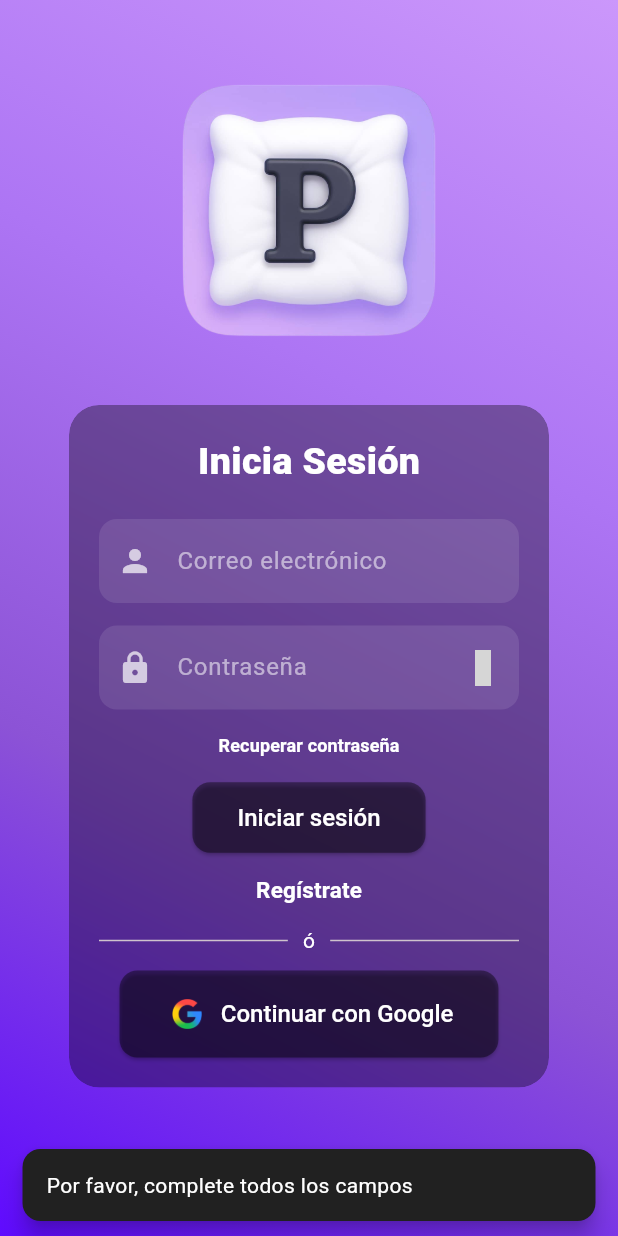
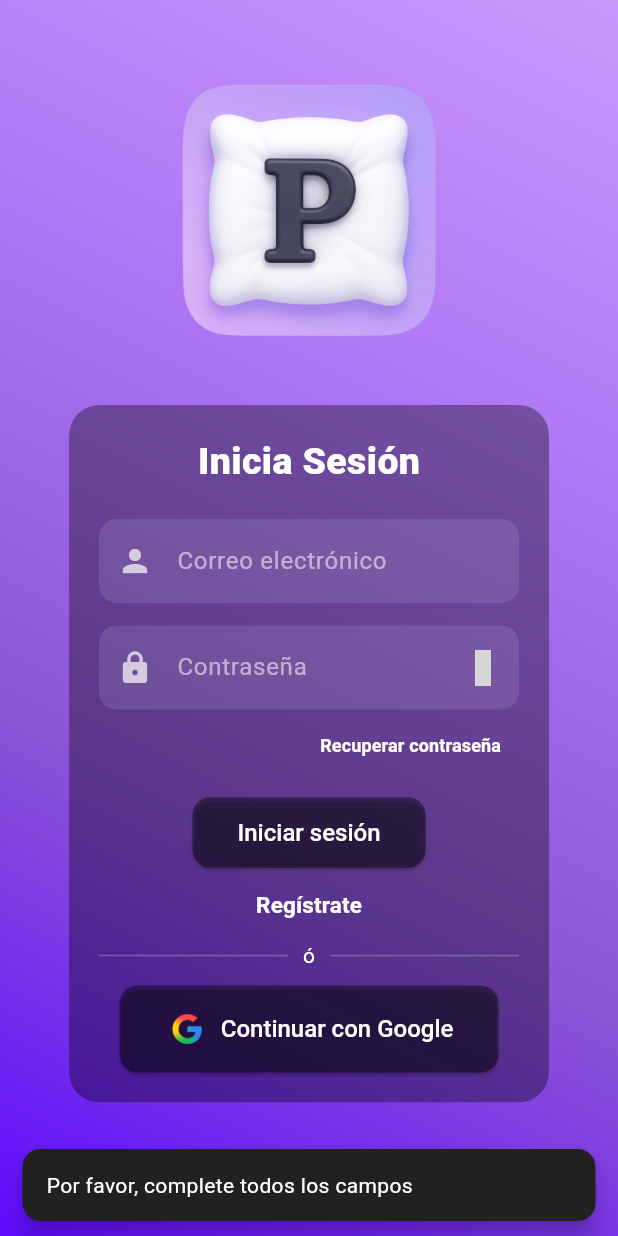
Before and after one commit to Whadyjm/reverie, a Flutter app: the LoginScreen screen opened directly, after a tap on "Iniciar sesión", on a phone screen of 412 x 824 dp. Run offline on Flutter 3.47's test engine with Material 3 defaults, Android fonts, the phone set to English and light mode, and no system bars; our stand-ins replace animate_do, blur, cloud_firestore, custom_rating_bar, easy_date_timeline, firebase_auth and 7 more; accounts and stored records are empty; grey boxes are pictures that could not be loaded.

Commit message:
mejoras de optimizacion en el loginscreen

```diff
--- a/lib/auth/auth_process.dart
+++ b/lib/auth/auth_process.dart
@@ -96,7 +96,7 @@ class AuthProcess {
     }
   }
 
-  static void login(
+  static Future<void> login(
     BuildContext context,
     TextEditingController emailController,
     TextEditingController passwordController,
@@ -213,7 +213,7 @@ class AuthProcess {
     }
   }
 
-  static void googleSignIn (
+  static Future<void> googleSignIn (
     BuildContext context,
     setState,
     isLoading,
--- a/lib/screens/login_screen.dart
+++ b/lib/screens/login_screen.dart
@@ -10,28 +10,47 @@ import '../widgets/custom_button.dart';
 import '../widgets/custom_textfield.dart';
 
 class LoginScreen extends StatefulWidget {
+  const LoginScreen({super.key});
+
   @override
   State<LoginScreen> createState() => _LoginScreenState();
 }
 
 class _LoginScreenState extends State<LoginScreen> {
+  final TextEditingController emailController = TextEditingController();
+  final TextEditingController passwordController = TextEditingController();
+  final TextEditingController nameController = TextEditingController();
+
   bool hidePassword = true;
   bool isLoading = false;
   bool isLoadingGoogle = false;
-  TextEditingController emailController = TextEditingController();
-  TextEditingController passwordController = TextEditingController();
-  TextEditingController nameController = TextEditingController();
+
+  Future<void> _handleLogin() async {
+    setState(() => isLoading = true);
+    await AuthProcess.login(
+      context,
+      emailController,
+      passwordController,
+      setState,
+      isLoading,
+    );
+    if (mounted) setState(() => isLoading = false);
+  }
+
+  Future<void> _handleGoogleSignIn() async {
+    setState(() => isLoadingGoogle = true);
+    await AuthProcess.googleSignIn(context, setState, isLoading);
+  }
 
   @override
   Widget build(BuildContext context) {
+    final mediaHeight = MediaQuery.of(context).size.height;
+
     return WillPopScope(
-      onWillPop: () async {
-        return false;
-      },
-      child: SafeArea(
+      onWillPop: () async => false,
       child: Scaffold(
         body: Container(
-            height: MediaQuery.of(context).size.height,
+          height: mediaHeight,
           decoration: const BoxDecoration(
             gradient: LinearGradient(
               begin: Alignment.bottomLeft,
@@ -39,14 +58,26 @@ class _LoginScreenState extends State<LoginScreen> {
               colors: Gradients.loginBackground,
             ),
           ),
+          child: SafeArea(
             child: SingleChildScrollView(
+              physics: const BouncingScrollPhysics(),
               child: Column(
-                mainAxisAlignment: MainAxisAlignment.center,
                 children: [
                   const SizedBox(height: 40),
                   Image.asset('assets/pillow_icon.png', height: 200),
                   const SizedBox(height: 30),
-                  Center(
+                  _buildLoginCard(),
+                ],
+              ),
+            ),
+          ),
+        ),
+      ),
+    );
+  }
+
+  Widget _buildLoginCard() {
+    return Center(
       child: ClipRRect(
         borderRadius: BorderRadius.circular(20.0),
         child: BackdropFilter(
@@ -66,36 +97,33 @@ class _LoginScreenState extends State<LoginScreen> {
                   style: RobotoTextStyle.titleStyle(Colors.white),
                 ),
                 const SizedBox(height: 20),
-                              // Email Field
+
                 CustomTextField(
                   hintText: 'Correo electrónico',
                   icon: Icons.person,
-                                obscureText: false,
-                                controller: emailController,
+                  controller: emailController, obscureText: false,
                 ),
                 const SizedBox(height: 15),
-                              // Password Field
+
                 CustomTextField(
                   hintText: 'Contraseña',
                   icon: Icons.lock,
+                  controller: passwordController,
+                  obscureText: hidePassword,
                   suffixIcon: IconButton(
-                                  onPressed: () {
-                                    setState(() {
-                                      hidePassword = !hidePassword;
-                                    });
-                                  },
+                    onPressed: () =>
+                        setState(() => hidePassword = !hidePassword),
                     icon: Icon(
-                                    hidePassword
-                                        ? Iconsax.eye
-                                        : Iconsax.eye_slash,
+                      hidePassword ? Iconsax.eye : Iconsax.eye_slash,
                       color: Colors.white70,
                     ),
                   ),
-                                obscureText: hidePassword,
-                                controller: passwordController,
                 ),
-                              TextButton(
-                                onPressed: () async {
+
+                Align(
+                  alignment: Alignment.centerRight,
+                  child: TextButton(
+                    onPressed: () {
                       ForgotPasswordModalSheet.show(
                         context,
                         isLoading,
@@ -105,36 +133,28 @@ class _LoginScreenState extends State<LoginScreen> {
                     },
                     child: Text(
                       'Recuperar contraseña',
-                                  style: RobotoTextStyle.small2TextStyle(
-                                    Colors.white,
+                      style: RobotoTextStyle.small2TextStyle(Colors.white),
                     ),
                   ),
                 ),
+
+                const SizedBox(height: 10),
+
                 isLoading
-                                  ? SizedBox(
+                    ? const SizedBox(
                   width: 25,
                   height: 25,
                   child: CircularProgressIndicator(
                     strokeWidth: 4,
-                                      valueColor: AlwaysStoppedAnimation<Color>(
-                                        Colors.purple.shade300,
-                                      ),
+                    valueColor:
+                    AlwaysStoppedAnimation<Color>(Colors.purple),
                   ),
                 )
                     : CustomButton(
                   text: 'Iniciar sesión',
-                                    onPressed: () async {
-                                      setState(() {
-                                        AuthProcess.login(
-                                          context,
-                                          emailController,
-                                          passwordController,
-                                          setState,
-                                          isLoading,
-                                        );
-                                      });
-                                    },
+                  onPressed: _handleLogin,
                 ),
+
                 TextButton(
                   onPressed: () {
                     RegisterModalSheet().show(
@@ -149,58 +169,34 @@ class _LoginScreenState extends State<LoginScreen> {
                   },
                   child: Text(
                     'Regístrate',
-                                  style: RobotoTextStyle.subtitleStyle(
-                                    Colors.white,
+                    style: RobotoTextStyle.subtitleStyle(Colors.white),
                   ),
                 ),
-                              ),
+
                 Row(
                   mainAxisAlignment: MainAxisAlignment.center,
-                                children: [
-                                  Expanded(child: const Divider()),
-                                  const SizedBox(width: 10),
-                                  const Text(
-                                    'ó',
-                                    style: TextStyle(color: Colors.white),
-                                  ),
-                                  const SizedBox(width: 10),
-                                  Expanded(child: const Divider()),
+                  children: const [
+                    Expanded(child: Divider(color: Colors.white24)),
+                    SizedBox(width: 10),
+                    Text('ó', style: TextStyle(color: Colors.white)),
+                    SizedBox(width: 10),
+                    Expanded(child: Divider(color: Colors.white24)),
                   ],
                 ),
                 const SizedBox(height: 10),
+
                 CustomButton(
+                  text: 'Continuar con Google',
                   image: Padding(
                     padding: const EdgeInsets.all(5),
                     child: Image.asset(
+                      'assets/google_logo.png',
                       height: 20,
-                                    'assets/google_logo.png',
                     ),
                   ),
-                                text: 'Continuar con Google',
-                                onPressed: () async {
-                                  setState(() {
-                                    isLoadingGoogle =
-                                        true; // Activar indicador de carga
-                                  });
-                                  AuthProcess.googleSignIn(
-                                    context,
-                                    setState,
-                                    isLoading,
-                                  );
-                                  setState(() {
-                                    isLoadingGoogle =
-                                        false; // Desactivar indicador de carga
-                                  });
-                                },
+                  onPressed: _handleGoogleSignIn,
                 ),
               ],
-                          ),
-                        ),
-                      ),
-                    ),
-                  ),
-                ],
-              ),
             ),
           ),
         ),
```
Lines whose indentation alone changed are shown as unchanged.
